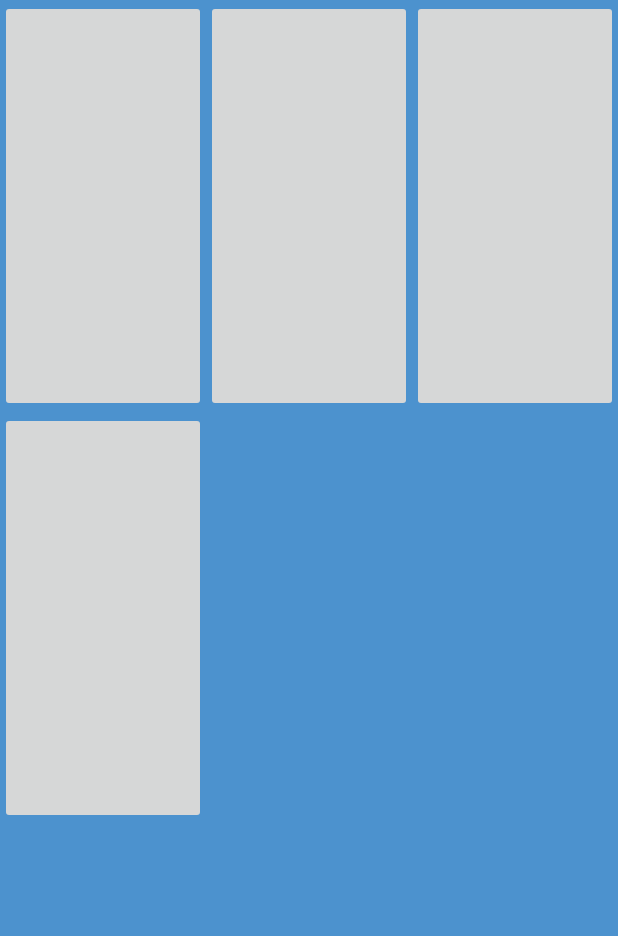
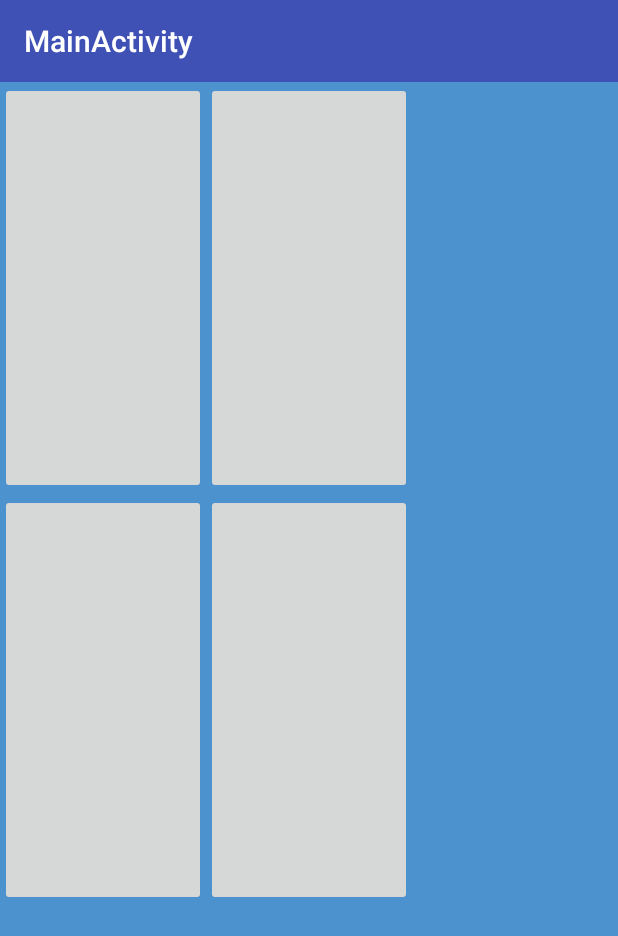
Before and after one commit to nwHacks2017/application, an Android app: the screen it shows after launch (MainActivity), on a phone screen of 412 x 824 dp. Shown: the top 936 px of the screen. Run offline under Robolectric (Android 15) with nearby library versions, the phone set to English and light mode, and no system bars; our stand-ins replace Volley; network calls fail; 1 statement that could not run was skipped.

Commit message:
Added NFC items and Action bar

```diff
--- a/app/src/main/java/com/lifeband/lifeband/MainActivity.java
+++ b/app/src/main/java/com/lifeband/lifeband/MainActivity.java
@@ -3,8 +3,13 @@ package com.lifeband.lifeband;
 import android.app.Activity;
 import android.app.ProgressDialog;
 import android.content.Context;
+import android.content.Intent;
+import android.graphics.Color;
 import android.net.Uri;
+import android.nfc.NfcAdapter;
 import android.os.Bundle;
+import android.support.v7.app.AppCompatActivity;
+import android.support.v7.widget.Toolbar;
 import android.view.LayoutInflater;
 import android.view.View;
 import android.view.ViewGroup;
@@ -38,29 +43,34 @@ import org.json.JSONObject;
 import java.util.ArrayList;
 import java.util.List;
 
-public class MainActivity extends Activity {
+public class MainActivity extends AppCompatActivity {
 
-    private ImageButton mTrigger;
+
     private RequestQueue mVolleyQueue;
-    private ListView mListView;
+    private TextView textView;
+
     private ProgressDialog mProgress;
     private List<DataModel> mDataList;
 
     private ImageLoader mImageLoader;
+
+    private NfcAdapter nfcAdapter;
+    private NfcReader nfcReader;
 
     private PatientData patientData;
 
     private final String TAG_REQUEST = "MY_TAG";
 
     private class DataModel {
-        private String mImageUrl;
+
         private String mTitle;
-        public String getTitle() {
-            return mTitle;
-        }
-        public void setTitle(String mTitle) {
-            this.mTitle = mTitle;
-        }
+
+
+    }
+
+    public MainActivity(){
+        super();
+
 
     }
 
@@ -70,6 +80,14 @@ public class MainActivity extends Activity {
     protected void onCreate(Bundle savedInstanceState) {
         super.onCreate(savedInstanceState);
         setContentView(R.layout.activity_main);
+
+        // Initialize NFC Adapter
+        Toolbar myToolbar = (Toolbar) findViewById(R.id.apptoolbar);
+        myToolbar.setTitleTextColor(Color.WHITE);
+        setSupportActionBar(myToolbar);
+
+
+
         patientData = null;
         // Initialise Volley Request Queue.
         mVolleyQueue = Volley.newRequestQueue(this);
@@ -83,9 +101,8 @@ public class MainActivity extends Activity {
         System.out.println("After request");
 
         ImageButton btnInformation= (ImageButton) findViewById(R.id.btnInformation);/*
-        ImageButton btnEmergencyContact= (ImageButton) findViewById(R.id.btnEmergencyContact);
-        ImageButton btnHistory= (ImageButton) findViewById(R.id.btnHistory);
-        ImageButton btnMedication= (ImageButton) findViewById(R.id.btnMedication);*/
+
+
         showToast("Sent");
 
         btnInformation.setOnClickListener(new View.OnClickListener() {
@@ -196,4 +213,6 @@ public class MainActivity extends Activity {
         Toast.makeText(MainActivity.this, msg, Toast.LENGTH_LONG).show();
     }
 
+
+
 }
--- a/app/src/main/res/layout/activity_main.xml
+++ b/app/src/main/res/layout/activity_main.xml
@@ -1,10 +1,45 @@
 <?xml version="1.0" encoding="utf-8"?>
 <LinearLayout xmlns:android="http://schemas.android.com/apk/res/android"
+    xmlns:tools="http://schemas.android.com/tools"
     android:layout_width="match_parent"
     android:layout_height="match_parent"
+    xmlns:app="http://schemas.android.com/apk/res-auto"
     android:orientation="vertical"
     android:background="#4C92CE"
-    android:weightSum="3" >
+    android:weightSum="3">
+
+    <android.support.v7.widget.Toolbar
+        android:id="@+id/apptoolbar"
+        android:layout_width="match_parent"
+        android:layout_height="0dp"
+        android:layout_weight="0.20"
+        android:background="?attr/colorPrimary"
+        android:theme="@style/ThemeOverlay.AppCompat.ActionBar"
+        tools:textAlignment="center"
+        app:popupTheme="@style/ThemeOverlay.AppCompat.Light"
+        />
+    <LinearLayout
+        android:layout_width="match_parent"
+        android:layout_height="0dp"
+        android:layout_weight="1"
+        android:orientation="horizontal"
+        android:weightSum="3">
+
+        <ImageButton
+            android:id="@+id/btnInformation"
+            android:layout_width="0dp"
+            android:layout_height="fill_parent"
+            android:layout_weight="1"
+            android:drawable="@drawable/tile" />
+
+        <ImageButton
+            android:id="@+id/btnEmergencyContact"
+            android:layout_width="0dp"
+            android:layout_height="fill_parent"
+            android:layout_weight="1"
+            android:adjustViewBounds="false" />
+
+    </LinearLayout>
 
     <LinearLayout
         android:layout_width="match_parent"
@@ -14,31 +49,10 @@
         android:weightSum="3" >
 
         <ImageButton
-            android:layout_width="0dp"
-            android:layout_height="fill_parent"
-            android:layout_weight="1"
-            android:drawable="@drawable/tile"
-            android:id="@+id/btnInformation" />
-
-        <ImageButton
-            android:id="@+id/btnEmergencyContact"
-            android:layout_width="0dp"
-            android:layout_height="fill_parent"
-            android:layout_weight="1" />
-
-        <ImageButton
             android:id="@+id/btnHistory"
             android:layout_width="0dp"
             android:layout_height="fill_parent"
             android:layout_weight="1" />
-    </LinearLayout>
-
-    <LinearLayout
-        android:layout_width="match_parent"
-        android:layout_height="0dp"
-        android:layout_weight="1"
-        android:orientation="horizontal"
-        android:weightSum="3" >
 
         <ImageButton
             android:id="@+id/btnMedication"
```
Also changed, not shown: app/src/main/AndroidManifest.xml (+16 -1 lines), app/src/main/java/com/lifeband/lifeband/NFCActivity.java (+53 -0 lines), app/src/main/java/com/lifeband/lifeband/NfcReader.java (added, +133 -0 lines), app/src/main/res/layout/activity_nfc.xml (+8 -0 lines), app/src/main/res/xml/nfc_tech_filter.xml (added, +9 -0 lines).
